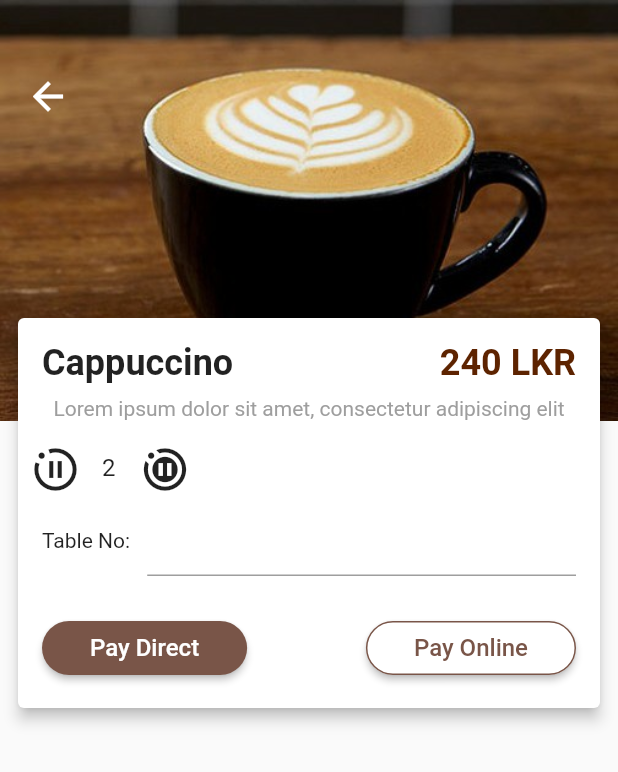
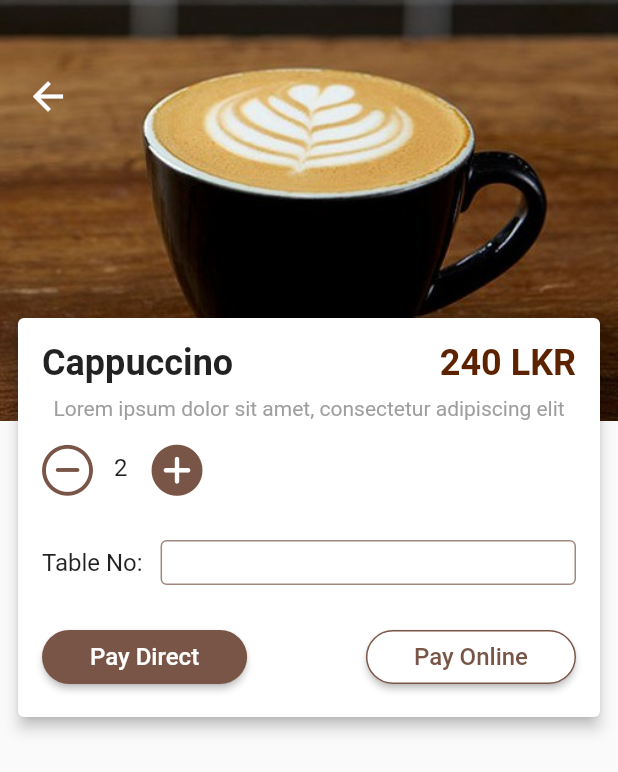
Before and after one commit to SithumDilanga/Coffee-Shop-App, a Flutter app: the screen it shows once a user with an empty profile is signed in, after a tap on "Cappucino", on a phone screen of 412 x 824 dp. Shown: the top 772 px of the screen. Run offline on Flutter 3.47's test engine with Material 2 defaults, Android fonts, the phone set to English and light mode, and no system bars; our stand-ins replace firebase_auth, firebase_core, flutter_spinkit, fluttertoast, hexcolor; accounts and stored records are empty.

Commit message:
with table no input design

```diff
--- a/lib/icons/my_icons.dart
+++ b/lib/icons/my_icons.dart
@@ -23,8 +23,13 @@ class MyIcons {
 
   static const _bFontFam = 'BurgerIcon';
   static const _cFontFam = 'IceCreamIcon';
+  static const _dFontFam = 'MinusIcon';
+  static const _eFontFam = 'PlusIcon';
 
   static const IconData coffeIcon = IconData(0xe800, fontFamily: _kFontFam);
   static const IconData burgerIcon = IconData(0xe800, fontFamily: _bFontFam);
   static const IconData iceCreamIcon = IconData(0xe800, fontFamily: _cFontFam);
+  static const IconData minuIcon = IconData(0xe800, fontFamily: _dFontFam);
+  static const IconData plusIcon = IconData(0xe800, fontFamily: _eFontFam);
+
 }
--- a/lib/items/coffee_item_page.dart
+++ b/lib/items/coffee_item_page.dart
@@ -1,6 +1,7 @@
 import 'package:coffee_shop_app/home/gridview.dart';
 import 'package:flutter/material.dart';
 import 'package:hexcolor/hexcolor.dart';
+import 'package:coffee_shop_app/icons/my_icons.dart';
 
 class CoffeeItem extends StatefulWidget {
   @override
@@ -52,43 +53,51 @@ class _CoffeeItemState extends State<CoffeeItem> {
                         child: Text('Lorem ipsum dolor sit amet, consectetur adipiscing elit', style: TextStyle(fontSize: 14.0, color: Colors.grey),),
                       ),
                       SizedBox(height: 8.0),
-                      Row(
+                      Padding(
+                        padding: const EdgeInsets.only(left: 8.0),
+                        child: Row(
                           children: <Widget>[
                             IconButton(
-                            icon: Icon(Icons.motion_photos_paused, size: 34.0,),
+                              icon: Icon(MyIcons.minuIcon, size: 34.0, color: Colors.brown,),
                               onPressed: () {},
                             ),
                             SizedBox(width: 8.0),
                             Text('2',style: TextStyle(fontSize: 16.0),),
                             SizedBox(width: 8.0),
                             IconButton(
-                            icon: Icon(Icons.motion_photos_pause, size: 34.0,),
+                              icon: Icon(MyIcons.plusIcon, size: 34.0, color: Colors.brown,),
                               onPressed: () {},
-                          )
+                            ),
                           ]
                         ),
+                      ),
+                      SizedBox(height:24.0),
                       Padding(
                         padding: const EdgeInsets.only(left: 16.0, right: 16.0,),
                         child: Row(
                           children: <Widget> [
-                            Text('Table No: '),
+                            Text('Table No: ', style: TextStyle(fontSize: 16.0),),
                             SizedBox(width: 8.0),
                             Expanded(
+                              child: Container(
+                                height: 30.0,
                                 child: TextFormField(      // email field
                                   cursorColor: Colors.brown[500],
                                   decoration: InputDecoration(
-                                  focusedBorder: UnderlineInputBorder(
-                                    borderSide: BorderSide(color: Colors.brown[500])
+                                    //contentPadding: EdgeInsets.only(top: 1.0),
+                                    focusedBorder: OutlineInputBorder(
+                                      borderSide: BorderSide(color: Colors.brown[500],)
+                                    ),
+                                    enabledBorder: OutlineInputBorder(
+                                      borderSide: BorderSide(color: Colors.brown[300], ),
                                     ),
                                   //hintText: 'Enter your Email'
                                   ),
                                   // validation
-                                validator: (email) => email.isEmpty ? 'Enter the email' : null,
-                                onChanged: (emailInput) {
-                                setState(() {
-                                  // email = emailInput;
-                                });
-                              },
+                                  validator: (tableNo) => tableNo.isEmpty ? 'Enter table No:' : null,
+                                  onChanged: (tableNo) { },
+                                style: TextStyle(fontSize: 16.0),
+                              ),
                               ),
                             ),
                           ]
```
Also changed, not shown: pubspec.yaml (+8 -0 lines), assets/icons/MinusIcon.ttf (added), assets/icons/PlusIcon.ttf (added). Lines whose indentation alone changed are shown as unchanged.
